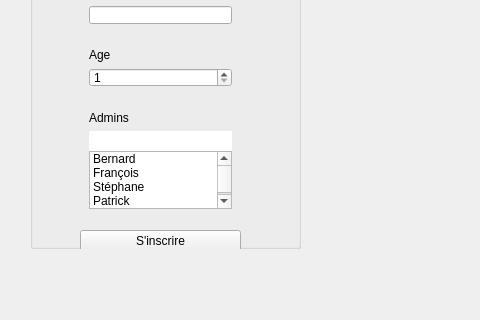
The window that gui/gui.ui (KinderPinGuiin/projet_graphe_2021) describes before a commit, drawn with Qt 5; both pictures show x 0 to 480 and y 222 to 542 of the 739 by 542 pixel window.
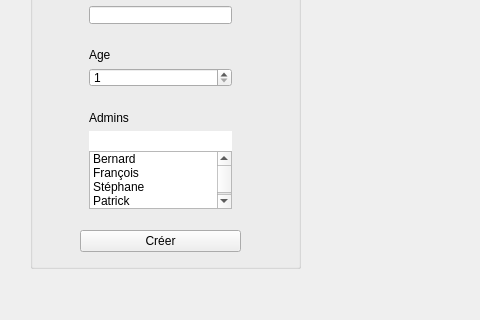
The same window after the commit.

Commit message: Correction de bugs

```diff
--- a/gui/gui.ui
+++ b/gui/gui.ui
@@ -29,7 +29,7 @@
       <x>30</x>
       <y>40</y>
       <width>271</width>
-      <height>431</height>
+      <height>451</height>
      </rect>
     </property>
     <property name="styleSheet">
@@ -113,7 +113,7 @@
       <item row="7" column="0">
        <widget class="QPushButton" name="signinButton">
         <property name="text">
-         <string>S'inscrire</string>
+         <string>Créer</string>
         </property>
        </widget>
       </item>
```
Left out of the diff: 2 changed lines with no effect on the pictures. The commit also changes 2 other files.
